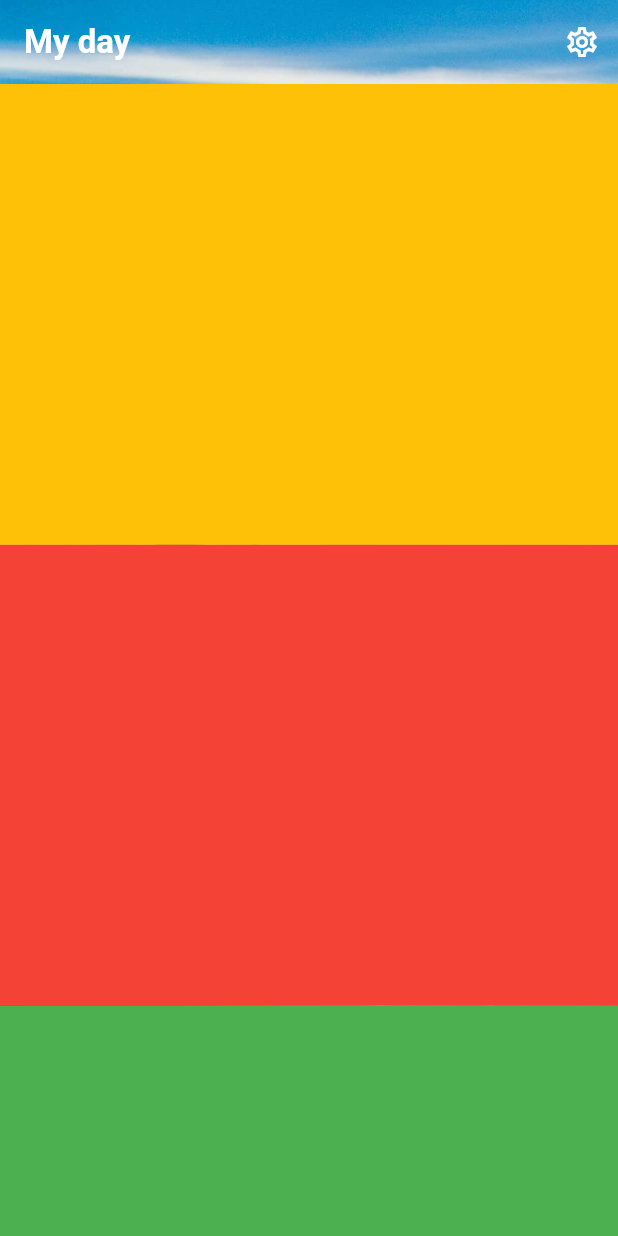
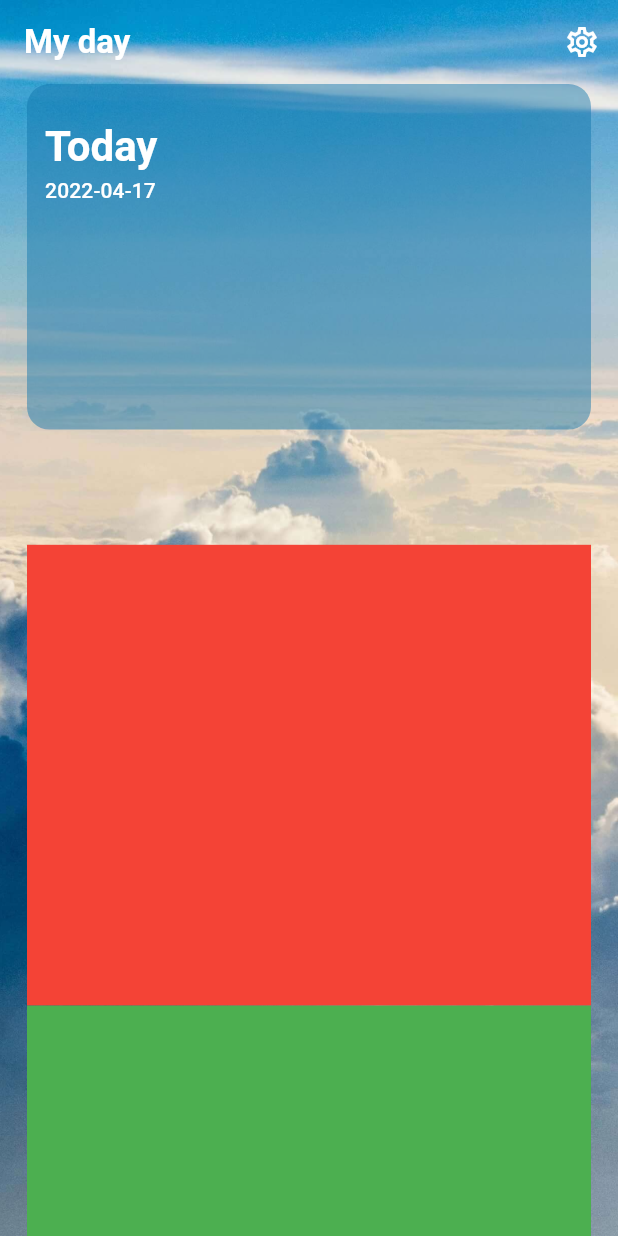
Before and after one commit to aymanpsu/myday, a Flutter app: the screen it shows after launch, on a phone screen of 412 x 824 dp. Run offline on Flutter 3.47's test engine with Material 2 defaults, Android fonts, the phone set to English and light mode, and no system bars; our stand-ins replace flutter_dotenv.

Commit message:
Start clone the design of weather section

```diff
--- a/lib/screens/home.dart
+++ b/lib/screens/home.dart
@@ -1,5 +1,6 @@
 import 'package:flutter/material.dart';
 import '../utlis/app_lang.dart';
+import '../widgets/weather_section.dart';
 
 // **Use when you are ready tu plug state management**
 // import '../providers/switch_language.dart';
@@ -44,14 +45,14 @@ class HomePage extends StatelessWidget {
           ),
         ),
         child: SafeArea(
+          child: Padding(
+            padding: const EdgeInsets.symmetric(horizontal: 18),
             child: Column(
               children: [
                 // TO Do Weather section
-              Flexible(
+                const Flexible (
                   flex: 2,
-                child: Container(
-                  color: Colors.amber,
-                ),
+                  child: WeatherSection(),
                 ),
                 // To Do Beaking news section
                 Flexible(
@@ -71,6 +72,7 @@ class HomePage extends StatelessWidget {
             ),
           ),
         ),
+      ),
     );
   }
 }
--- a/lib/services/get_time.dart
+++ b/lib/services/get_time.dart
@@ -1,3 +1,7 @@
-class CheckTime {
-
+class GetDateTime {
+  String getDate() {
+    DateTime dateTime = DateTime.now();
+    String date = dateTime.toIso8601String().split('T').first;
+    return date;
+  }
 }
--- a/lib/widgets/weather_section.dart
+++ b/lib/widgets/weather_section.dart
@@ -0,0 +1,56 @@
+import 'package:flutter/material.dart';
+import '../services/get_time.dart';
+
+class WeatherSection extends StatelessWidget {
+  const WeatherSection({Key? key}) : super(key: key);
+
+  @override
+  Widget build(BuildContext context) {
+    return LayoutBuilder(
+      builder: (context, constraints) =>
+          _buildNormalContainer(constraints.maxHeight, context),
+    );
+  }
+
+  Widget _buildNormalContainer(double heightOfSection, BuildContext context) {
+    return Column(
+      children: [
+        Container(
+          width: double.infinity,
+          height: heightOfSection * 0.75,
+          decoration: const BoxDecoration(
+            color: Color.fromARGB(119, 15, 116, 171),
+            borderRadius: BorderRadius.all(
+              Radius.circular(15),
+            ),
+          ),
+          child: Padding(
+            padding: const EdgeInsets.symmetric(
+              horizontal: 12,
+              vertical: 25,
+            ),
+            child: Column(
+              crossAxisAlignment: CrossAxisAlignment.start,
+              children: [
+                Text(
+                  'Today',
+                  style: Theme.of(context)
+                      .textTheme
+                      .headlineMedium
+                      ?.copyWith(fontWeight: FontWeight.bold),
+                ),
+                Padding(
+                  padding: const EdgeInsets.only(top: 5),
+                  child: Text(
+                    GetDateTime().getDate(),
+                    style: Theme.of(context).textTheme.titleSmall,
+                  ),
+                )
+              ],
+            ),
+          ),
+        ),
+      ],
+    );
+  }
+}
```
Also changed, not shown: lib/main.dart (line endings or trailing spaces). Lines whose indentation alone changed are shown as unchanged.
